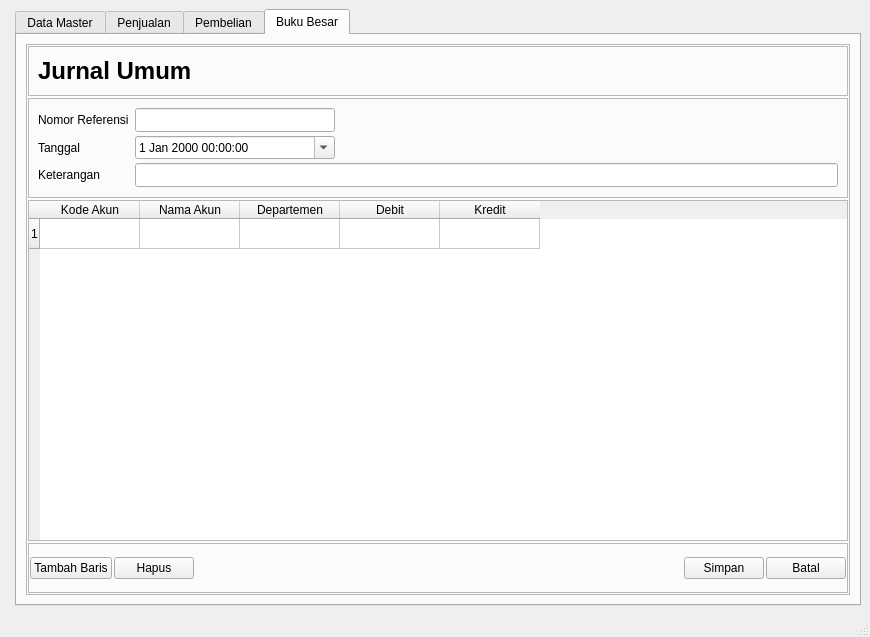
Qt form GUI.ui (fnugrahendi/petuk.corp) before a commit.
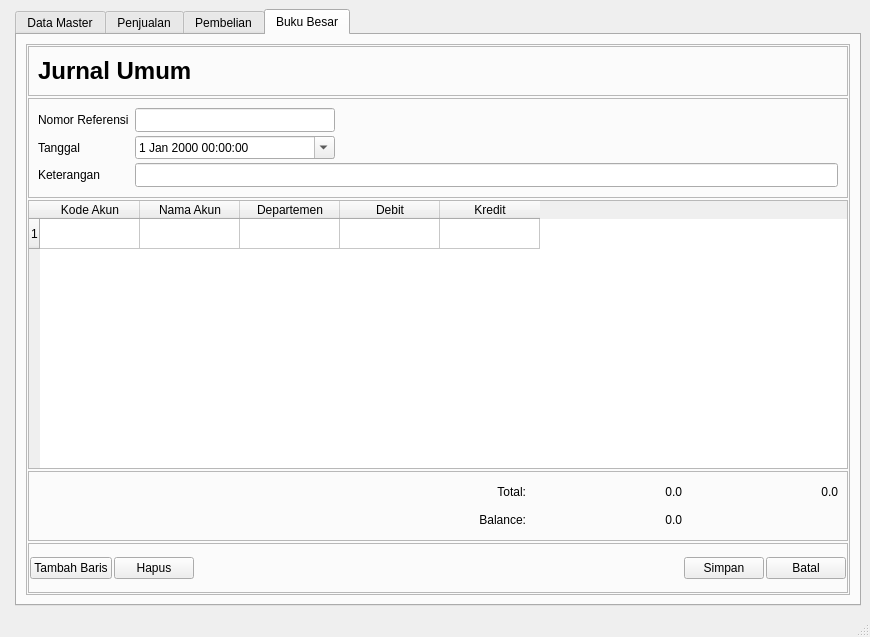
The same form after that commit. The open tabs and pages were chosen to show the change. Icons and pictures are not drawn.

Commit message: Startup hitung balance transaksi jurnal

```diff
--- a/GUI.ui
+++ b/GUI.ui
@@ -6734,6 +6734,188 @@
                    </column>
                   </widget>
                  </item>
+                 <item>
+                  <widget class="QFrame" name="fr_BukuBesar_DaftarTransaksiJurnal_Tambah_Fsum">
+                   <property name="sizePolicy">
+                    <sizepolicy hsizetype="Preferred" vsizetype="Preferred">
+                     <horstretch>0</horstretch>
+                     <verstretch>1</verstretch>
+                    </sizepolicy>
+                   </property>
+                   <property name="minimumSize">
+                    <size>
+                     <width>0</width>
+                     <height>70</height>
+                    </size>
+                   </property>
+                   <property name="maximumSize">
+                    <size>
+                     <width>16777215</width>
+                     <height>70</height>
+                    </size>
+                   </property>
+                   <property name="frameShape">
+                    <enum>QFrame::StyledPanel</enum>
+                   </property>
+                   <property name="frameShadow">
+                    <enum>QFrame::Raised</enum>
+                   </property>
+                   <layout class="QGridLayout" name="gridLayout_4">
+                    <item row="2" column="1">
+                     <widget class="QLabel" name="lb_BukuBesar_DaftarTransaksiJurnal_Tambah_Fsum_Total">
+                      <property name="minimumSize">
+                       <size>
+                        <width>80</width>
+                        <height>0</height>
+                       </size>
+                      </property>
+                      <property name="maximumSize">
+                       <size>
+                        <width>80</width>
+                        <height>16777215</height>
+                       </size>
+                      </property>
+                      <property name="text">
+                       <string>Total:</string>
+                      </property>
+                      <property name="alignment">
+                       <set>Qt::AlignRight|Qt::AlignTrailing|Qt::AlignVCenter</set>
+                      </property>
+                     </widget>
+                    </item>
+                    <item row="3" column="0">
+                     <spacer name="hs_BukuBesar_DaftarTransaksiJurnal_Tambah_Fsum_3">
+                      <property name="orientation">
+                       <enum>Qt::Horizontal</enum>
+                      </property>
+                      <property name="sizeHint" stdset="0">
+                       <size>
+                        <width>385</width>
+                        <height>20</height>
+                       </size>
+                      </property>
+                     </spacer>
+                    </item>
+                    <item row="2" column="0">
+                     <spacer name="hs_BukuBesar_DaftarTransaksiJurnal_Tambah_Fsum_2">
+                      <property name="orientation">
+                       <enum>Qt::Horizontal</enum>
+                      </property>
+                      <property name="sizeHint" stdset="0">
+                       <size>
+                        <width>335</width>
+                        <height>20</height>
+                       </size>
+                      </property>
+                     </spacer>
+                    </item>
+                    <item row="2" column="3">
+                     <widget class="QLabel" name="lb_BukuBesar_DaftarTransaksiJurnal_Tambah_Fsum_VtDebit">
+                      <property name="minimumSize">
+                       <size>
+                        <width>150</width>
+                        <height>0</height>
+                       </size>
+                      </property>
+                      <property name="maximumSize">
+                       <size>
+                        <width>150</width>
+                        <height>16777215</height>
+                       </size>
+                      </property>
+                      <property name="text">
+                       <string>0.0</string>
+                      </property>
+                      <property name="alignment">
+                       <set>Qt::AlignRight|Qt::AlignTrailing|Qt::AlignVCenter</set>
+                      </property>
+                     </widget>
+                    </item>
+                    <item row="2" column="4">
+                     <widget class="QLabel" name="lb_BukuBesar_DaftarTransaksiJurnal_Tambah_Fsum_VtKredit">
+                      <property name="minimumSize">
+                       <size>
+                        <width>150</width>
+                        <height>0</height>
+                       </size>
+                      </property>
+                      <property name="maximumSize">
+                       <size>
+                        <width>150</width>
+                        <height>16777215</height>
+                       </size>
+                      </property>
+                      <property name="text">
+                       <string>0.0</string>
+                      </property>
+                      <property name="alignment">
+                       <set>Qt::AlignRight|Qt::AlignTrailing|Qt::AlignVCenter</set>
+                      </property>
+                     </widget>
+                    </item>
+                    <item row="3" column="1">
+                     <widget class="QLabel" name="lb_BukuBesar_DaftarTransaksiJurnal_Tambah_Fsum_Balance">
+                      <property name="minimumSize">
+                       <size>
+                        <width>80</width>
+                        <height>0</height>
+                       </size>
+                      </property>
+                      <property name="maximumSize">
+                       <size>
+                        <width>80</width>
+                        <height>16777215</height>
+                       </size>
+                      </property>
+                      <property name="text">
+                       <string>Balance:</string>
+                      </property>
+                      <property name="alignment">
+                       <set>Qt::AlignRight|Qt::AlignTrailing|Qt::AlignVCenter</set>
+                      </property>
+                     </widget>
+                    </item>
+                    <item row="3" column="4">
+                     <spacer name="hs_BukuBesar_DaftarTransaksiJurnal_Tambah_Fsum">
+                      <property name="orientation">
+                       <enum>Qt::Horizontal</enum>
+                      </property>
+                      <property name="sizeType">
+                       <enum>QSizePolicy::Fixed</enum>
+                      </property>
+                      <property name="sizeHint" stdset="0">
+                       <size>
+                        <width>150</width>
+                        <height>20</height>
+                       </size>
+                      </property>
+                     </spacer>
+                    </item>
+                    <item row="3" column="3">
+                     <widget class="QLabel" name="lb_BukuBesar_DaftarTransaksiJurnal_Tambah_Fsum_VBalance">
+                      <property name="minimumSize">
+                       <size>
+                        <width>150</width>
+                        <height>0</height>
+                       </size>
+                      </property>
+                      <property name="maximumSize">
+                       <size>
+                        <width>150</width>
+                        <height>16777215</height>
+                       </size>
+                      </property>
+                      <property name="text">
+                       <string>0.0</string>
+                      </property>
+                      <property name="alignment">
+                       <set>Qt::AlignRight|Qt::AlignTrailing|Qt::AlignVCenter</set>
+                      </property>
+                     </widget>
+                    </item>
+                   </layout>
+                  </widget>
+                 </item>
                  <item>
                   <widget class="QFrame" name="fr_BukuBesar_DaftarTransaksiJurnal_Tambah_Fb">
                    <property name="sizePolicy">
```
Left out of the diff: 12 changed lines with no effect on the pictures. The commit also changes 3 other files.
